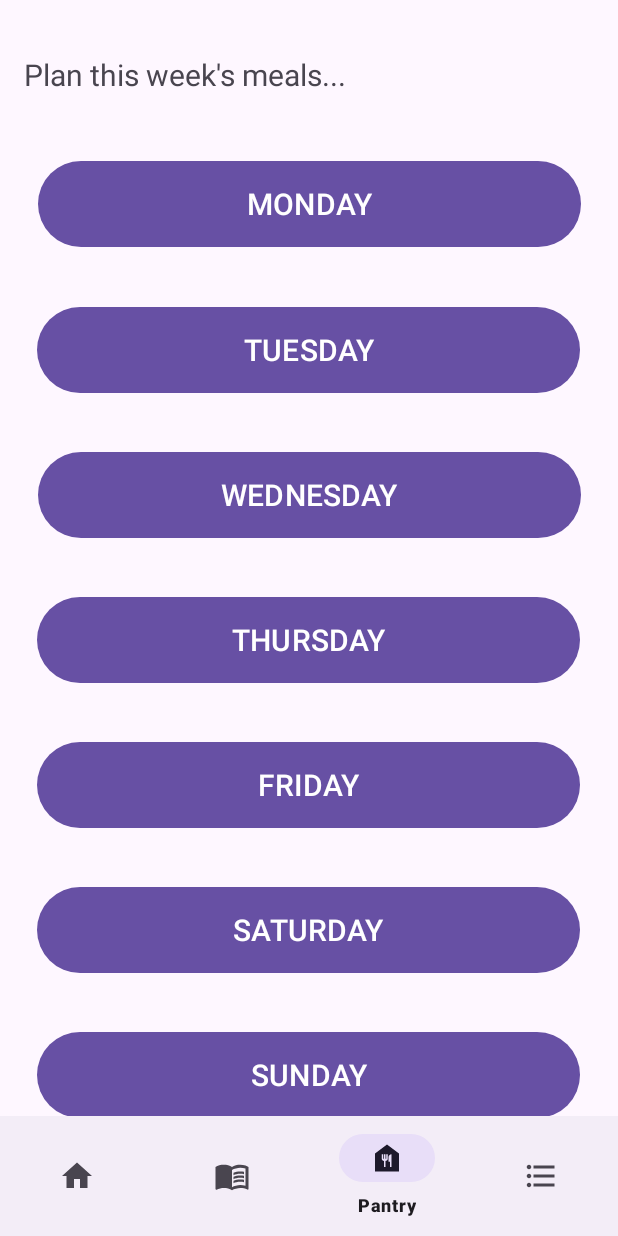
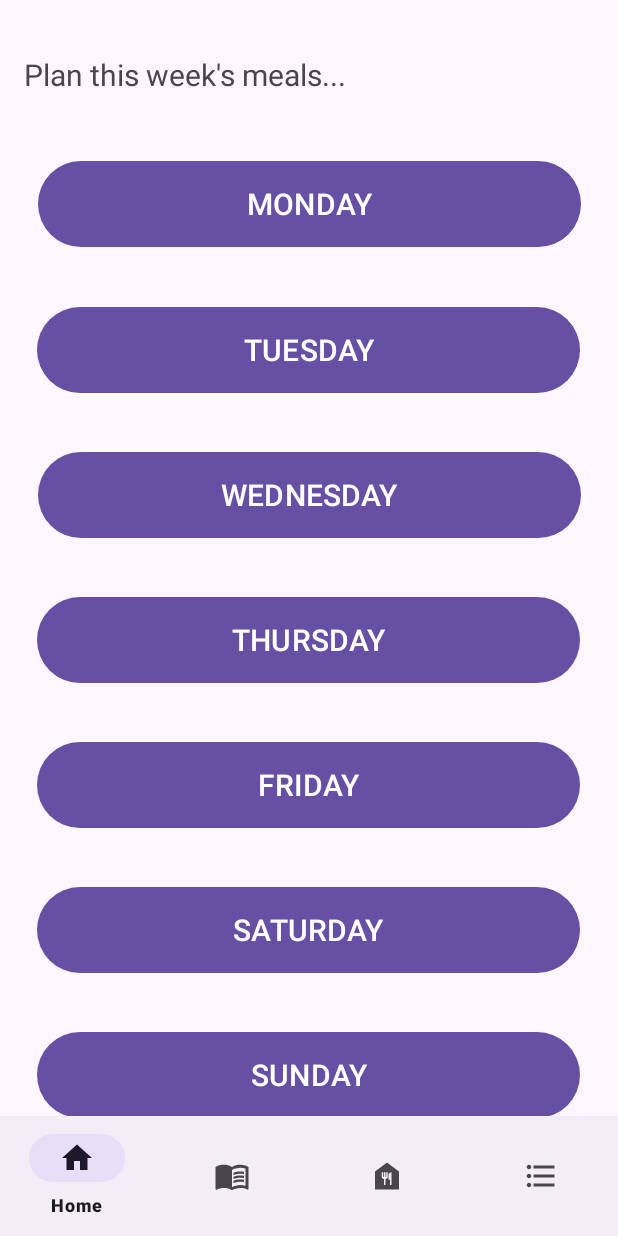
Before and after one commit to TMcBride-MCCC/CIS183_Final, an Android app: the HomePage screen opened directly, with no data from a screen before it, item 3 of the bottom bar chosen, on a phone screen of 412 x 824 dp. Run offline under Robolectric (Android 15) with nearby library versions, the phone set to English and light mode, and no system bars.

Commit message:
MealPlan & BottomNavs
-MealPlan GUI set
-Bottom Navigation code skeleton & some input reading

Next: Fill Horizontal Text Views for mealPlan

```diff
--- a/app/src/main/AndroidManifest.xml
+++ b/app/src/main/AndroidManifest.xml
@@ -12,6 +12,9 @@
         android:supportsRtl="true"
         android:theme="@style/Theme.CIS183_Final"
         tools:targetApi="31">
+        <activity
+            android:name=".MealPlan"
+            android:exported="false" />
         <activity
             android:name=".HomePage"
             android:exported="false" />
--- a/app/src/main/java/com/example/cis183_final/HomePage.java
+++ b/app/src/main/java/com/example/cis183_final/HomePage.java
@@ -1,15 +1,33 @@
 package com.example.cis183_final;
 
+import android.content.Intent;
 import android.os.Bundle;
+import android.view.MenuItem;
+import android.view.View;
+import android.widget.Button;
 
 import androidx.activity.EdgeToEdge;
+import androidx.annotation.NonNull;
 import androidx.appcompat.app.AppCompatActivity;
 import androidx.core.graphics.Insets;
 import androidx.core.view.ViewCompat;
 import androidx.core.view.WindowInsetsCompat;
 
+import com.google.android.material.bottomnavigation.BottomNavigationView;
+
 public class HomePage extends AppCompatActivity
 {
+    //Create JAVA Variables
+    Button btn_j_home_monday;
+    Button btn_j_home_tuesday;
+    Button btn_j_home_wednesday;
+    Button btn_j_home_thursday;
+    Button btn_j_home_friday;
+    Button btn_j_home_saturday;
+    Button btn_j_home_sunday;
+    BottomNavigationView bnv_j_home_bottomNav;
+
+    Intent intent_j_main_mealPlan;
 
     @Override
     protected void onCreate(Bundle savedInstanceState)
@@ -17,5 +35,138 @@ public class HomePage extends AppCompatActivity
         super.onCreate(savedInstanceState);
         EdgeToEdge.enable(this);
         setContentView(R.layout.activity_home_page);
+
+        //Connect JAVA variable to GUI Variables
+        btn_j_home_monday = findViewById(R.id.btn_v_home_monday);
+        btn_j_home_tuesday = findViewById(R.id.btn_v_home_tuesday);
+        btn_j_home_wednesday = findViewById(R.id.btn_v_home_wednesday);
+        btn_j_home_thursday = findViewById(R.id.btn_v_home_thursday);
+        btn_j_home_friday = findViewById(R.id.btn_v_home_friday);
+        btn_j_home_saturday = findViewById(R.id.btn_v_home_saturday);
+        btn_j_home_sunday = findViewById(R.id.btn_v_home_sunday);
+        bnv_j_home_bottomNav = findViewById(R.id.bnv_v_main_bottomNav);
+
+        //Functions
+        dayButtonListeners();
+        bottomNavOnNavItemSelectedListener();
+    }
+
+    private void dayButtonListeners()
+    {
+        //MONDAY
+        btn_j_home_monday.setOnClickListener(new View.OnClickListener()
+        {
+            @Override
+            public void onClick(View view)
+            {
+                intent_j_main_mealPlan = new Intent(HomePage.this, MealPlan.class);
+                intent_j_main_mealPlan.putExtra("Day", "Monday");
+                startActivity(intent_j_main_mealPlan);
+            }
+        });
+
+        //TUESDAY
+        btn_j_home_tuesday.setOnClickListener(new View.OnClickListener()
+        {
+            @Override
+            public void onClick(View view)
+            {
+                intent_j_main_mealPlan = new Intent(HomePage.this, MealPlan.class);
+                intent_j_main_mealPlan.putExtra("Day", "Tuesday");
+                startActivity(intent_j_main_mealPlan);
+            }
+        });
+
+        //WEDNESDAY
+        btn_j_home_wednesday.setOnClickListener(new View.OnClickListener()
+        {
+            @Override
+            public void onClick(View view)
+            {
+                intent_j_main_mealPlan = new Intent(HomePage.this, MealPlan.class);
+                intent_j_main_mealPlan.putExtra("Day", "Wednesday");
+                startActivity(intent_j_main_mealPlan);
+            }
+        });
+
+        //THURSDAY
+        btn_j_home_thursday.setOnClickListener(new View.OnClickListener()
+        {
+            @Override
+            public void onClick(View view)
+            {
+                intent_j_main_mealPlan = new Intent(HomePage.this, MealPlan.class);
+                intent_j_main_mealPlan.putExtra("Day", "Thursday");
+                startActivity(intent_j_main_mealPlan);
+            }
+        });
+
+        //FRIDAY
+        btn_j_home_friday.setOnClickListener(new View.OnClickListener()
+        {
+            @Override
+            public void onClick(View view)
+            {
+                intent_j_main_mealPlan = new Intent(HomePage.this, MealPlan.class);
+                intent_j_main_mealPlan.putExtra("Day", "Friday");
+                startActivity(intent_j_main_mealPlan);
+            }
+        });
+
+        //SATURDAY
+        btn_j_home_saturday.setOnClickListener(new View.OnClickListener()
+        {
+            @Override
+            public void onClick(View view)
+            {
+                intent_j_main_mealPlan = new Intent(HomePage.this, MealPlan.class);
+                intent_j_main_mealPlan.putExtra("Day", "Saturday");
+                startActivity(intent_j_main_mealPlan);
+            }
+        });
+
+        //SUNDAY
+        btn_j_home_sunday.setOnClickListener(new View.OnClickListener()
+        {
+            @Override
+            public void onClick(View view)
+            {
+                intent_j_main_mealPlan = new Intent(HomePage.this, MealPlan.class);
+                intent_j_main_mealPlan.putExtra("Day", "Sunday");
+                startActivity(intent_j_main_mealPlan);
+            }
+        });
+    }
+
+    private void bottomNavOnNavItemSelectedListener()
+    {
+        bnv_j_home_bottomNav.setOnItemSelectedListener(new BottomNavigationView.OnNavigationItemSelectedListener()
+        {
+            @Override
+            public boolean onNavigationItemSelected(@NonNull MenuItem item)
+            {
+                int navItem = item.getItemId();
+
+                if (navItem == R.id.home)
+                {
+                    startActivity(new Intent(HomePage.this, HomePage.class));
+                    return true;
+                }
+                else if (navItem == R.id.recipes)
+                {
+                    //Put Recipe code here
+                }
+                else if (navItem == R.id.pantry)
+                {
+                    //Put Pantry code here
+                }
+                else if (navItem == R.id.groceryList)
+                {
+                    //Put GroceryList code here
+                }
+
+                return false;
+            }
+        });
     }
 }
--- a/app/src/main/res/layout/activity_home_page.xml
+++ b/app/src/main/res/layout/activity_home_page.xml
@@ -8,7 +8,7 @@
     tools:context=".HomePage">
 
     <com.google.android.material.bottomnavigation.BottomNavigationView
-        android:id="@+id/bottomNavigationView"
+        android:id="@+id/bnv_v_main_bottomNav"
         android:layout_width="match_parent"
         android:layout_height="wrap_content"
         app:layout_constraintBottom_toBottomOf="parent"
```
Also changed, not shown: app/src/main/java/com/example/cis183_final/MealPlan.java (added, +103 -0 lines), app/src/main/res/layout/activity_meal_plan.xml (added, +124 -0 lines).
